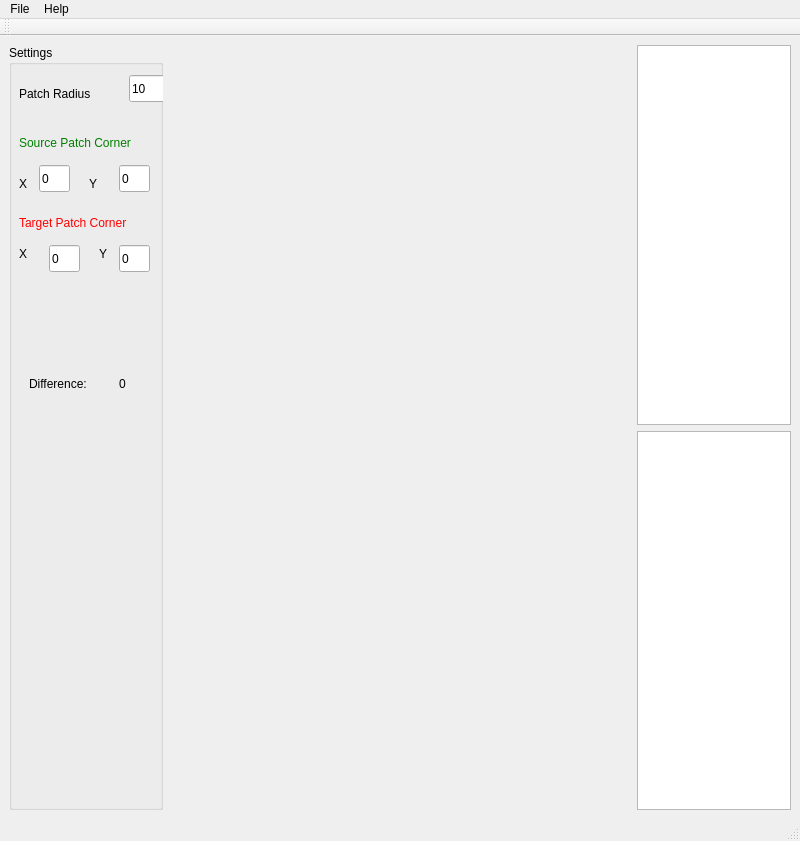
Old version of the form Form.ui in the repository daviddoria/InteractivePatchComparison.
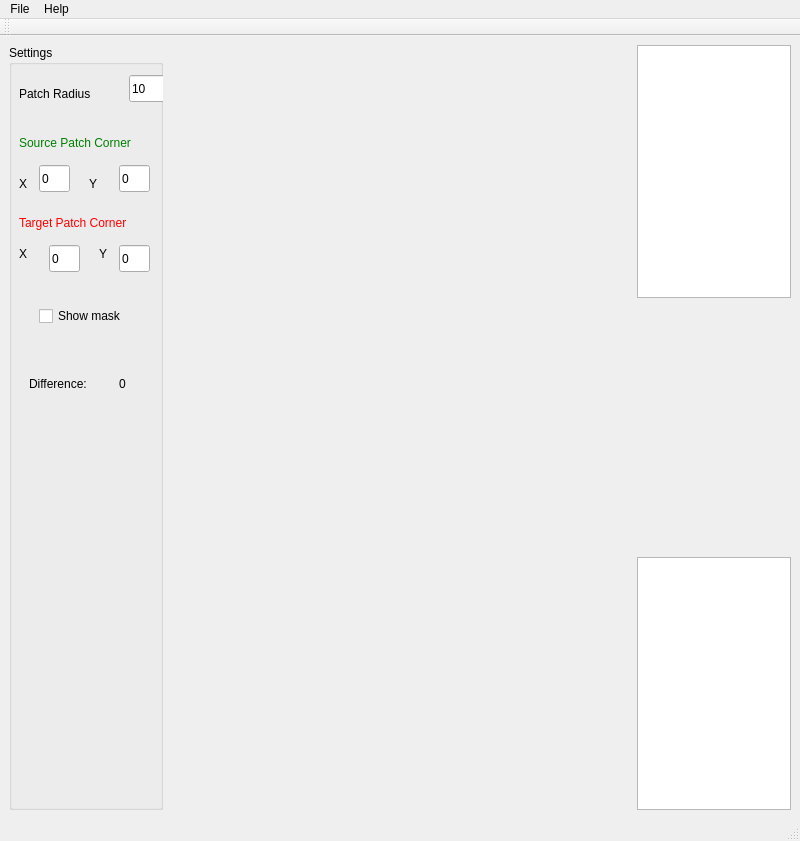
New version of the form. Custom widgets are drawn as their Qt base class.

Commit message: Better patch display. Allow mask to be shown.

Diff of the .ui file:
```diff
--- a/Form.ui
+++ b/Form.ui
@@ -209,6 +209,19 @@
             <string>0</string>
            </property>
           </widget>
+          <widget class="QCheckBox" name="chkShowMask">
+           <property name="geometry">
+            <rect>
+             <x>30</x>
+             <y>260</y>
+             <width>111</width>
+             <height>22</height>
+            </rect>
+           </property>
+           <property name="text">
+            <string>Show mask</string>
+           </property>
+          </widget>
          </widget>
         </item>
        </layout>
@@ -221,6 +234,19 @@
         <item>
          <widget class="QGraphicsView" name="gfxPatch1"/>
         </item>
+        <item>
+         <spacer name="verticalSpacer">
+          <property name="orientation">
+           <enum>Qt::Vertical</enum>
+          </property>
+          <property name="sizeHint" stdset="0">
+           <size>
+            <width>20</width>
+            <height>40</height>
+           </size>
+          </property>
+         </spacer>
+        </item>
         <item>
          <widget class="QGraphicsView" name="gfxPatch2"/>
         </item>
```
Left out of the diff: 2 changed lines with no effect on the pictures. The commit also changes 3 other files.
